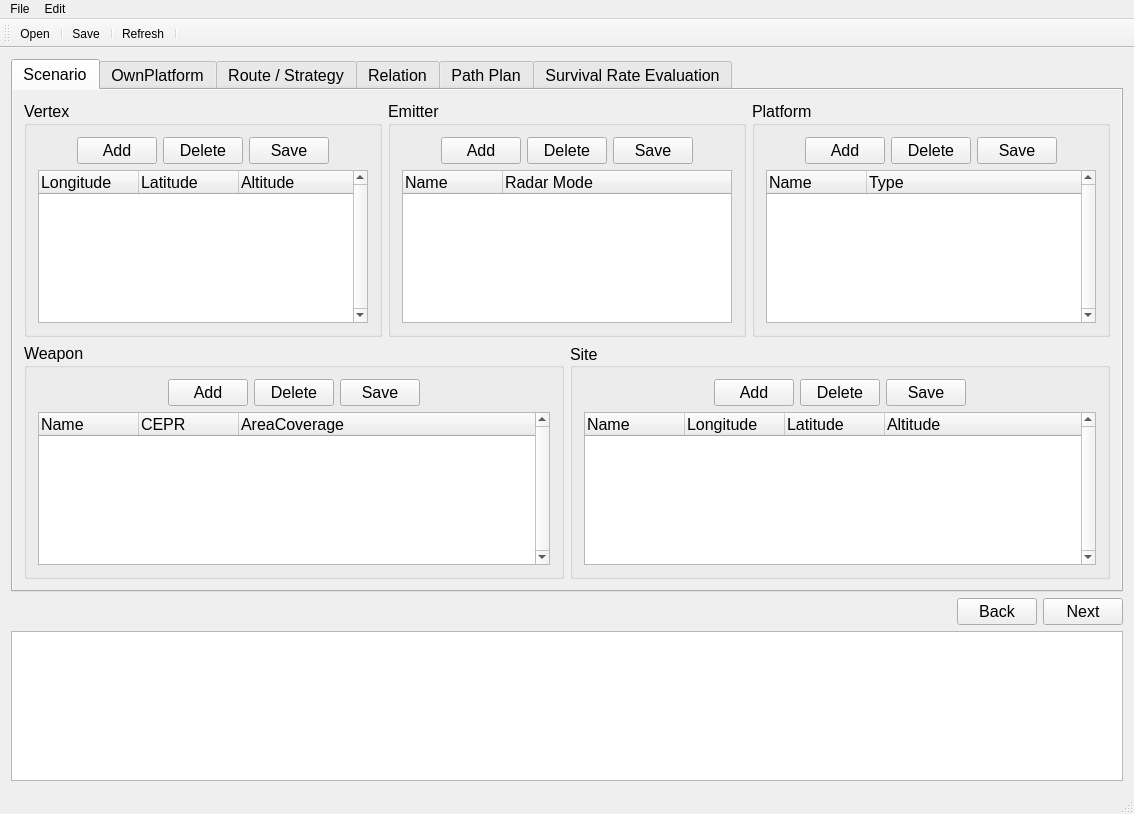
First picture: the form in PathPlanGui/MainWindow.ui, repository louie17/PathPlanning, before the edit.
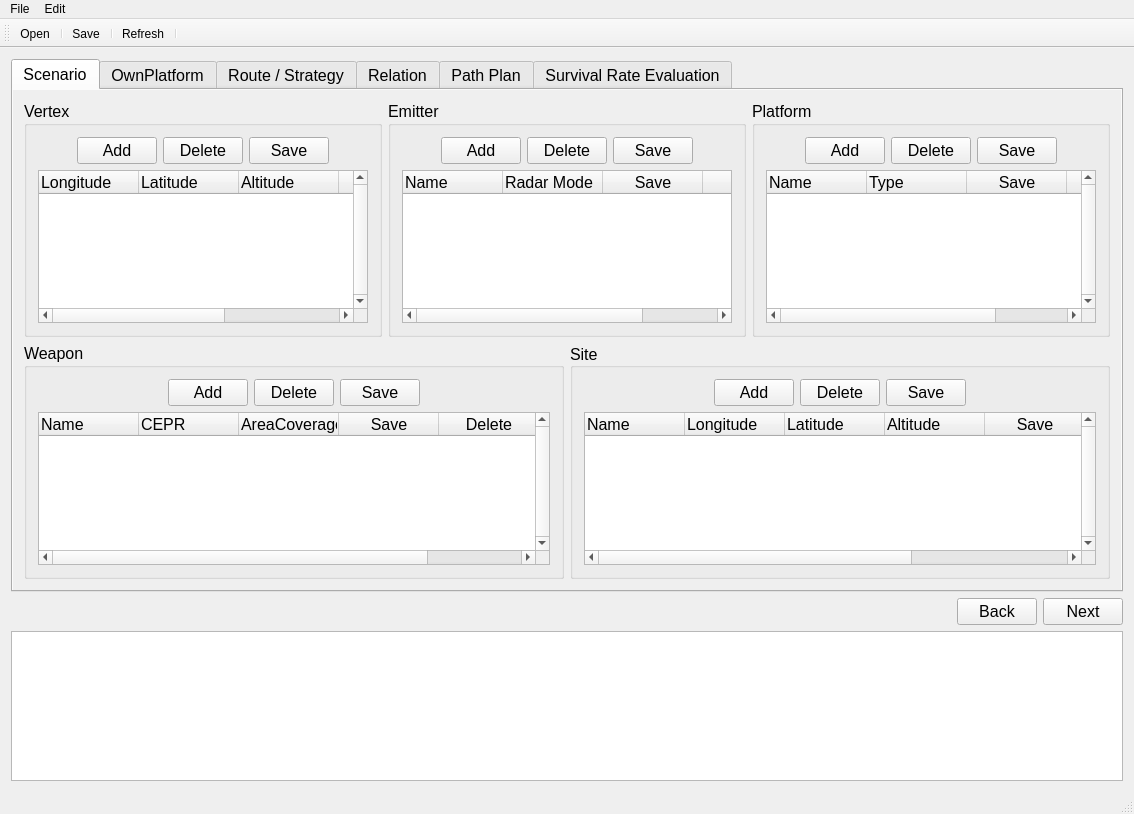
Second picture: the form after the edit. Custom widgets are drawn as their Qt base class.

Commit message: 保存和另存为加上了判断当前文件是否为空的语句，在Vertex、Site、Weapon、Emitter、Platform的表格每行加上了Save和Delete按钮

Diff of the .ui file:
```diff
--- a/PathPlanGui/MainWindow.ui
+++ b/PathPlanGui/MainWindow.ui
@@ -195,6 +195,16 @@
                      <set>AlignJustify|AlignVCenter</set>
                     </property>
                    </column>
+                   <column>
+                    <property name="text">
+                     <string>Save</string>
+                    </property>
+                   </column>
+                   <column>
+                    <property name="text">
+                     <string>Delete</string>
+                    </property>
+                   </column>
                   </widget>
                  </item>
                 </layout>
@@ -297,6 +307,16 @@
                      <set>AlignJustify|AlignVCenter</set>
                     </property>
                    </column>
+                   <column>
+                    <property name="text">
+                     <string>Save</string>
+                    </property>
+                   </column>
+                   <column>
+                    <property name="text">
+                     <string>Delete</string>
+                    </property>
+                   </column>
                   </widget>
                  </item>
                 </layout>
@@ -423,6 +443,16 @@
                      <set>AlignJustify|AlignVCenter</set>
                     </property>
                    </column>
+                   <column>
+                    <property name="text">
+                     <string>Save</string>
+                    </property>
+                   </column>
+                   <column>
+                    <property name="text">
+                     <string>Delete</string>
+                    </property>
+                   </column>
                   </widget>
                  </item>
                 </layout>
@@ -561,6 +591,16 @@
                      <set>AlignJustify|AlignVCenter</set>
                     </property>
                    </column>
+                   <column>
+                    <property name="text">
+                     <string>Save</string>
+                    </property>
+                   </column>
+                   <column>
+                    <property name="text">
+                     <string>Delete</string>
+                    </property>
+                   </column>
                   </widget>
                  </item>
                 </layout>
@@ -724,6 +764,16 @@
                      <set>AlignJustify|AlignVCenter</set>
                     </property>
                    </column>
+                   <column>
+                    <property name="text">
+                     <string>Save</string>
+                    </property>
+                   </column>
+                   <column>
+                    <property name="text">
+                     <string>Delete</string>
+                    </property>
+                   </column>
                   </widget>
                  </item>
                 </layout>
```
The commit also changes 2 other files.
